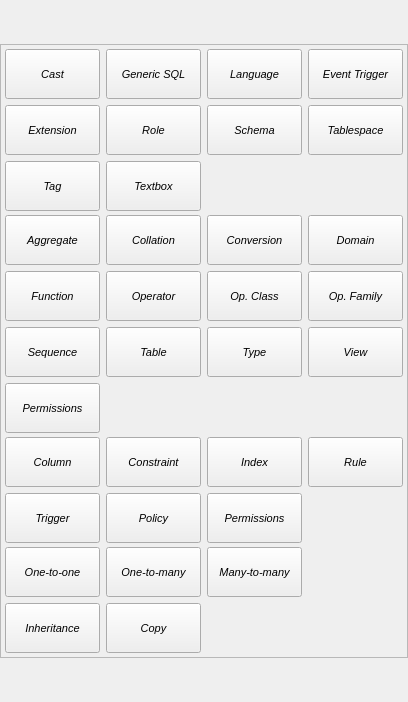
The window that libpgmodeler_ui/ui/newobjectoverlaywidget.ui (pgmodeler/pgmodeler) describes before a commit, drawn with Qt 5.
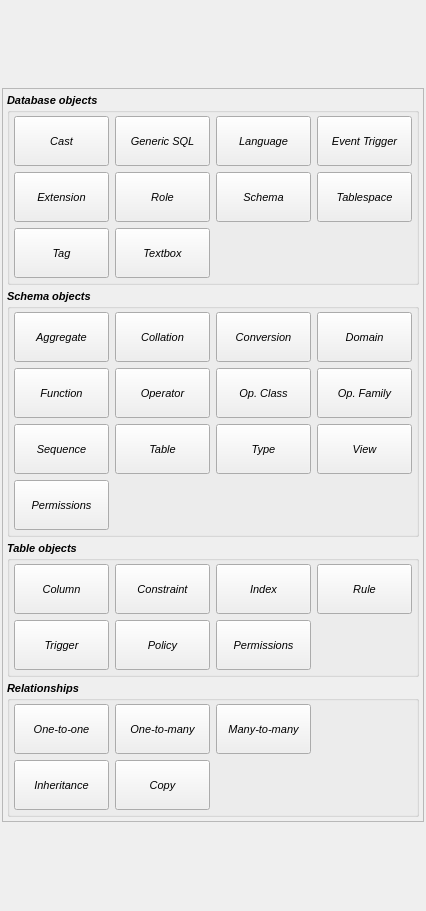
The same window after the commit. Icons and pictures are not drawn.

Commit message: Minor adjustment in NewObjectOverlayWidget by putting the toolbuttons under categories

Patch:
```diff
--- a/libpgmodeler_ui/ui/newobjectoverlaywidget.ui
+++ b/libpgmodeler_ui/ui/newobjectoverlaywidget.ui
@@ -6,8 +6,8 @@
    <rect>
     <x>0</x>
     <y>0</y>
-    <width>408</width>
-    <height>702</height>
+    <width>426</width>
+    <height>911</height>
    </rect>
   </property>
   <property name="sizePolicy">
@@ -83,9 +83,27 @@
        <number>4</number>
       </property>
       <item>
+       <widget class="QGroupBox" name="db_objs_grp">
+        <property name="title">
+         <string>Database objects</string>
+        </property>
+        <layout class="QGridLayout" name="gridLayout_9">
+         <property name="leftMargin">
+          <number>4</number>
+         </property>
+         <property name="topMargin">
+          <number>4</number>
+         </property>
+         <property name="rightMargin">
+          <number>4</number>
+         </property>
+         <property name="bottomMargin">
+          <number>4</number>
+         </property>
+         <item row="0" column="0">
        <widget class="QWidget" name="db_objs_btns_wgt" native="true">
         <property name="sizePolicy">
-         <sizepolicy hsizetype="Fixed" vsizetype="Fixed">
+            <sizepolicy hsizetype="Preferred" vsizetype="Fixed">
           <horstretch>0</horstretch>
           <verstretch>0</verstretch>
          </sizepolicy>
@@ -552,10 +570,31 @@
         </layout>
        </widget>
       </item>
+        </layout>
+       </widget>
+      </item>
       <item>
+       <widget class="QGroupBox" name="sch_objs_grp">
+        <property name="title">
+         <string>Schema objects</string>
+        </property>
+        <layout class="QGridLayout" name="gridLayout_8">
+         <property name="leftMargin">
+          <number>4</number>
+         </property>
+         <property name="topMargin">
+          <number>4</number>
+         </property>
+         <property name="rightMargin">
+          <number>4</number>
+         </property>
+         <property name="bottomMargin">
+          <number>4</number>
+         </property>
+         <item row="0" column="0">
        <widget class="QWidget" name="sch_objs_btns_wgt" native="true">
         <property name="sizePolicy">
-         <sizepolicy hsizetype="Fixed" vsizetype="Fixed">
+            <sizepolicy hsizetype="Preferred" vsizetype="Fixed">
           <horstretch>0</horstretch>
           <verstretch>0</verstretch>
          </sizepolicy>
@@ -1151,10 +1190,31 @@
         </layout>
        </widget>
       </item>
+        </layout>
+       </widget>
+      </item>
       <item>
+       <widget class="QGroupBox" name="tab_objs_grp">
+        <property name="title">
+         <string>Table objects</string>
+        </property>
+        <layout class="QGridLayout" name="gridLayout_7">
+         <property name="leftMargin">
+          <number>4</number>
+         </property>
+         <property name="topMargin">
+          <number>4</number>
+         </property>
+         <property name="rightMargin">
+          <number>4</number>
+         </property>
+         <property name="bottomMargin">
+          <number>4</number>
+         </property>
+         <item row="0" column="0">
        <widget class="QWidget" name="tab_objs_btns_wgt" native="true">
         <property name="sizePolicy">
-         <sizepolicy hsizetype="Fixed" vsizetype="Fixed">
+            <sizepolicy hsizetype="Preferred" vsizetype="Fixed">
           <horstretch>0</horstretch>
           <verstretch>0</verstretch>
          </sizepolicy>
@@ -1486,10 +1546,31 @@
         </layout>
        </widget>
       </item>
+        </layout>
+       </widget>
+      </item>
       <item>
+       <widget class="QGroupBox" name="rels_grp">
+        <property name="title">
+         <string>Relationships</string>
+        </property>
+        <layout class="QGridLayout" name="gridLayout_6">
+         <property name="leftMargin">
+          <number>4</number>
+         </property>
+         <property name="topMargin">
+          <number>4</number>
+         </property>
+         <property name="rightMargin">
+          <number>4</number>
+         </property>
+         <property name="bottomMargin">
+          <number>4</number>
+         </property>
+         <item row="0" column="0">
        <widget class="QWidget" name="rel_btns_wgt" native="true">
         <property name="sizePolicy">
-         <sizepolicy hsizetype="Fixed" vsizetype="Fixed">
+            <sizepolicy hsizetype="Preferred" vsizetype="Fixed">
           <horstretch>0</horstretch>
           <verstretch>0</verstretch>
          </sizepolicy>
@@ -1729,6 +1810,22 @@
             <enum>Qt::ToolButtonTextUnderIcon</enum>
            </property>
           </widget>
+            </item>
+           </layout>
+          </widget>
+         </item>
+         <item row="0" column="1">
+          <spacer name="horizontalSpacer">
+           <property name="orientation">
+            <enum>Qt::Horizontal</enum>
+           </property>
+           <property name="sizeHint" stdset="0">
+            <size>
+             <width>40</width>
+             <height>20</height>
+            </size>
+           </property>
+          </spacer>
          </item>
         </layout>
        </widget>
```
Left out of the diff: 270 changed lines with no effect on the pictures. Lines whose indentation alone changed are shown as unchanged. The commit also changes 1 other file.
